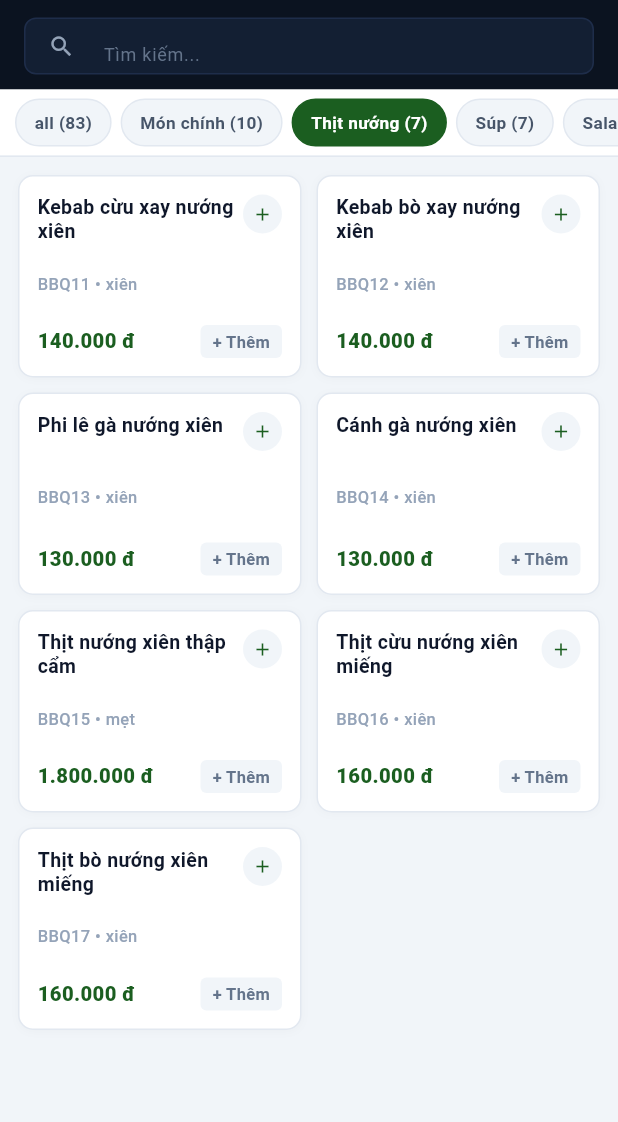
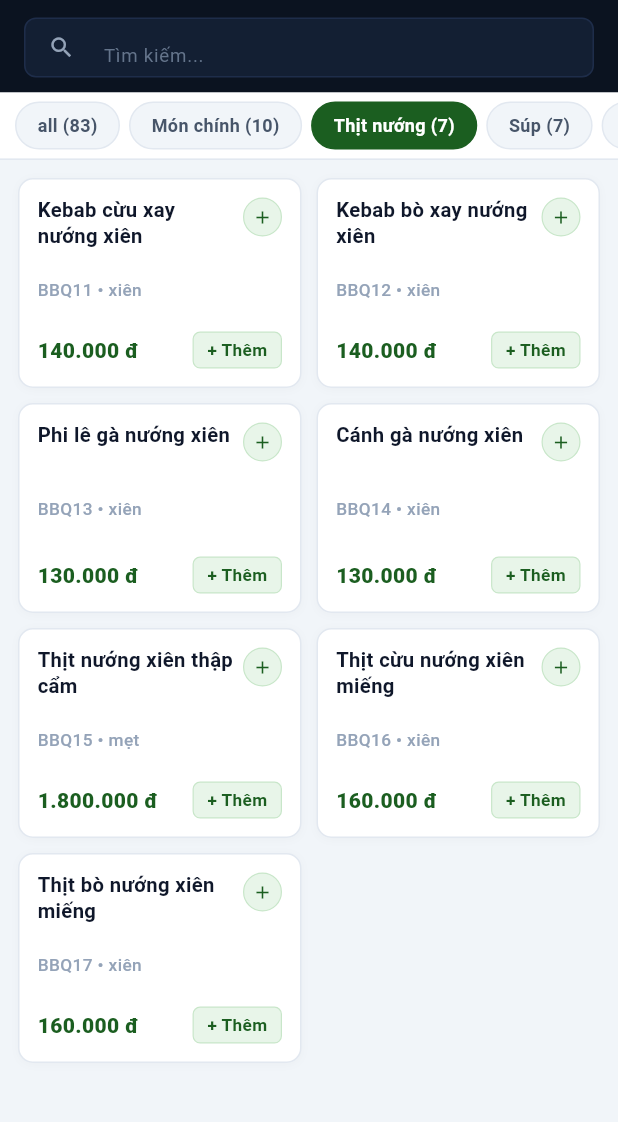
Before and after one commit to tuaanns/Restaurant, a Flutter app: the MenuScreen screen opened directly with empty values, after a tap on an icon or button, on a phone screen of 412 x 824 dp, the part 95-1217 px from its top. Run offline on Flutter 3.47's test engine with Material 3 defaults, Android fonts, the phone set to English and light mode, and no system bars; our stand-ins replace pdf, printing; accounts and stored records are empty; network calls fail.

Commit message:
feat(mobile): polish UI typography, button hierarchy and spacing according to Impeccable guidelines

```diff
--- a/mobile_app/lib/screens/menu_screen.dart
+++ b/mobile_app/lib/screens/menu_screen.dart
@@ -243,7 +243,7 @@ class _MenuScreenState extends State<MenuScreen> {
 
                       // Search input
                       Container(
-                        height: 38,
+                        height: 40,
                         decoration: BoxDecoration(
                           color: const Color(0xFF131F33),
                           borderRadius: BorderRadius.circular(8),
@@ -265,9 +265,9 @@ class _MenuScreenState extends State<MenuScreen> {
                                   )
                                 : null,
                             hintText: I18n.t('search'),
-                            hintStyle: const TextStyle(color: Color(0xFF64748B), fontSize: 12),
+                            hintStyle: const TextStyle(color: Color(0xFF64748B), fontSize: 12.5),
                             border: InputBorder.none,
-                            contentPadding: const EdgeInsets.symmetric(vertical: 8),
+                            contentPadding: const EdgeInsets.symmetric(vertical: 9),
                           ),
                         ),
                       ),
@@ -315,7 +315,7 @@ class _MenuScreenState extends State<MenuScreen> {
                                 crossAxisCount: 2,
                                 crossAxisSpacing: 10,
                                 mainAxisSpacing: 10,
-                                childAspectRatio: 1.4,
+                                childAspectRatio: 1.35,
                               ),
                               itemCount: _filteredProducts.length,
                               itemBuilder: (context, index) {
@@ -438,7 +438,7 @@ class _MenuScreenState extends State<MenuScreen> {
         onTap: () => setState(() => _selectedCategoryCode = code),
         borderRadius: BorderRadius.circular(20),
         child: Container(
-          padding: const EdgeInsets.symmetric(horizontal: 12, vertical: 6),
+          padding: const EdgeInsets.symmetric(horizontal: 14, vertical: 6),
           decoration: BoxDecoration(
             color: isSelected ? const Color(0xFF1B5E20) : const Color(0xFFF1F5F9),
             borderRadius: BorderRadius.circular(20),
@@ -450,7 +450,7 @@ class _MenuScreenState extends State<MenuScreen> {
           child: Text(
             label,
             style: TextStyle(
-              fontSize: 11.5,
+              fontSize: 12,
               fontWeight: FontWeight.w600,
               color: isSelected ? Colors.white : const Color(0xFF475569),
             ),
@@ -489,7 +489,7 @@ class _MenuScreenState extends State<MenuScreen> {
                     overflow: TextOverflow.ellipsis,
                     style: const TextStyle(
                       fontWeight: FontWeight.bold,
-                      fontSize: 13,
+                      fontSize: 13.5,
                       color: Color(0xFF0F172A),
                       height: 1.25,
                     ),
@@ -499,9 +499,10 @@ class _MenuScreenState extends State<MenuScreen> {
                 Container(
                   width: 26,
                   height: 26,
-                  decoration: const BoxDecoration(
-                    color: Color(0xFFF1F5F9),
+                  decoration: BoxDecoration(
+                    color: const Color(0xFFE8F5E9),
                     shape: BoxShape.circle,
+                    border: Border.all(color: const Color(0xFFC8E6C9), width: 0.8),
                   ),
                   child: const Center(
                     child: Icon(Icons.add, size: 14, color: Color(0xFF1B5E20)),
@@ -516,7 +517,7 @@ class _MenuScreenState extends State<MenuScreen> {
               child: Text(
                 '${product.code} • ${I18n.formatDishUnit(product.unit)}',
                 style: const TextStyle(
-                  fontSize: 11,
+                  fontSize: 11.5,
                   color: Color(0xFF94A3B8),
                   fontWeight: FontWeight.w500,
                 ),
@@ -534,22 +535,23 @@ class _MenuScreenState extends State<MenuScreen> {
                   currencyFormat.format(product.price),
                   style: const TextStyle(
                     fontWeight: FontWeight.w900,
-                    fontSize: 13.5,
+                    fontSize: 14,
                     color: Color(0xFF1B5E20),
                   ),
                 ),
                 Container(
-                  padding: const EdgeInsets.symmetric(horizontal: 8, vertical: 3),
+                  padding: const EdgeInsets.symmetric(horizontal: 9, vertical: 3.5),
                   decoration: BoxDecoration(
-                    color: const Color(0xFFF1F5F9),
-                    borderRadius: BorderRadius.circular(4),
+                    color: const Color(0xFFE8F5E9),
+                    borderRadius: BorderRadius.circular(5),
+                    border: Border.all(color: const Color(0xFFC8E6C9), width: 0.8),
                   ),
                   child: Text(
                     '+ ${I18n.t('add')}',
                     style: const TextStyle(
-                      fontSize: 11,
-                      fontWeight: FontWeight.w600,
-                      color: Color(0xFF64748B),
+                      fontSize: 11.5,
+                      fontWeight: FontWeight.w700,
+                      color: Color(0xFF1B5E20),
                     ),
                   ),
                 ),
```
Also changed, not shown: mobile_app/lib/main.dart (+34 -28 lines).
